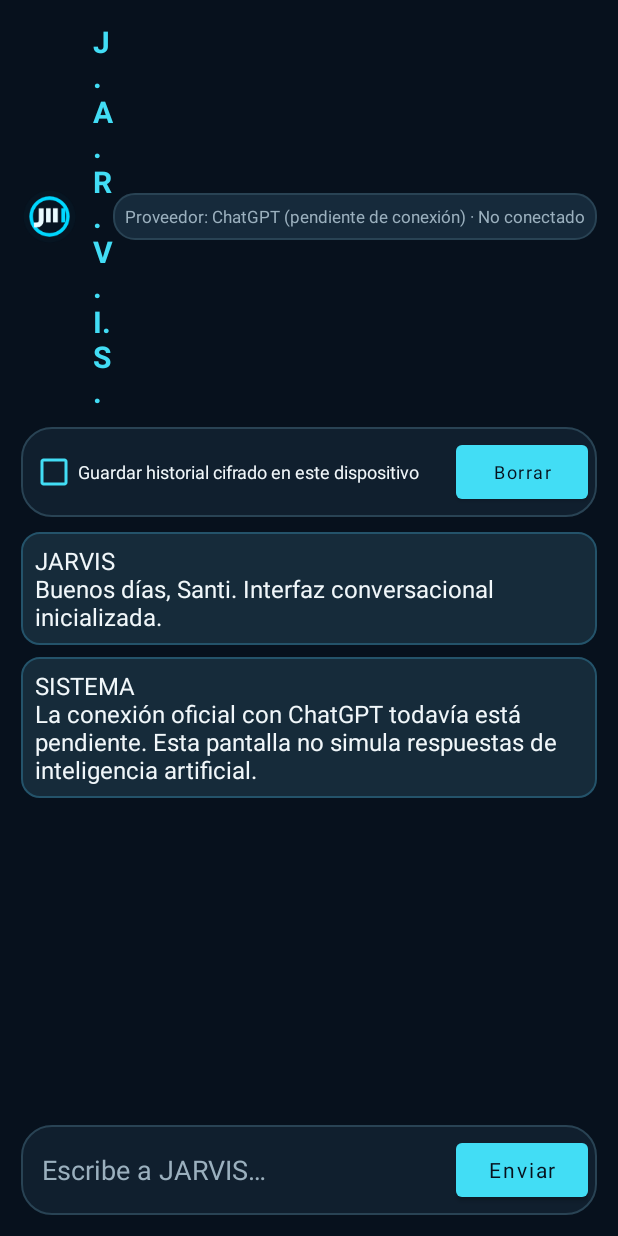
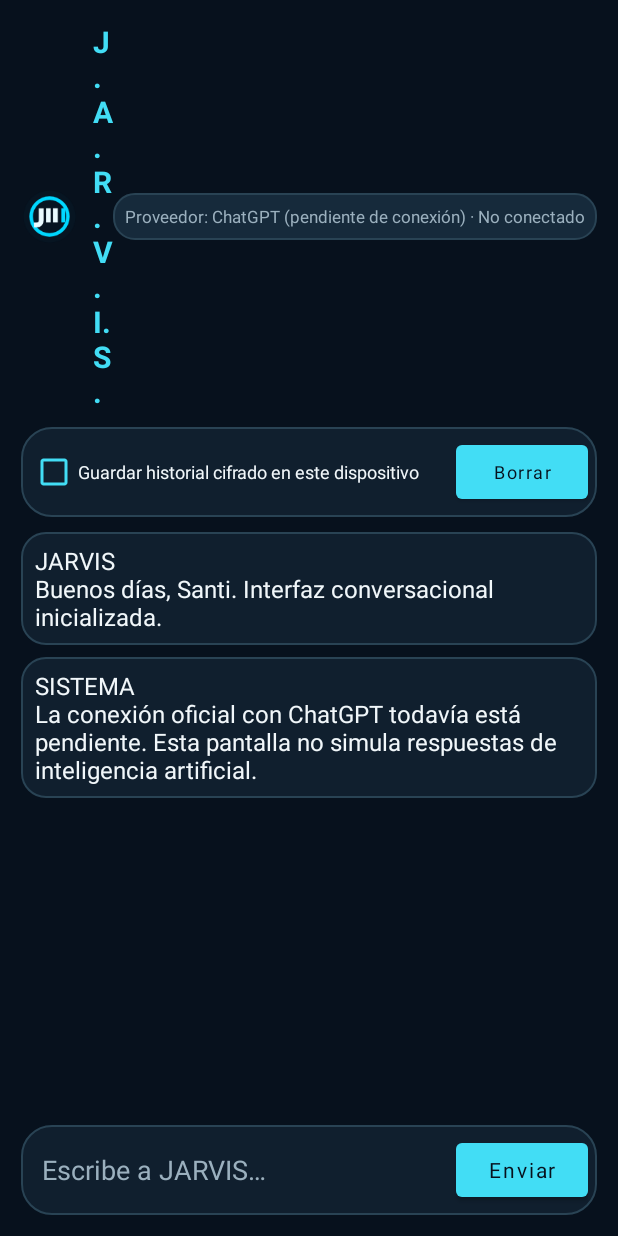
Before and after one commit to santiagozc2014-star/JARVIS-comando-de-voz-, an Android app: the ChatActivity screen opened directly, with no data from a screen before it, on a phone screen of 412 x 824 dp. Run offline under Robolectric (Android 15) with nearby library versions, the phone set to English and light mode, and no system bars.

Commit message:
ui: unify conversation and memory card surfaces

```diff
--- a/app/src/main/res/drawable/chat_message_background.xml
+++ b/app/src/main/res/drawable/chat_message_background.xml
@@ -1,6 +1,6 @@
 <?xml version="1.0" encoding="utf-8"?>
-<shape xmlns:android="http://schemas.android.com/apk/res/android">
-    <solid android:color="#162B3A" />
-    <corners android:radius="12dp" />
-    <stroke android:width="1dp" android:color="#24536A" />
+<shape xmlns:android="http://schemas.android.com/apk/res/android" android:shape="rectangle">
+    <solid android:color="@color/jarvis_surface" />
+    <corners android:radius="16dp" />
+    <stroke android:width="1dp" android:color="@color/jarvis_outline" />
 </shape>
```
